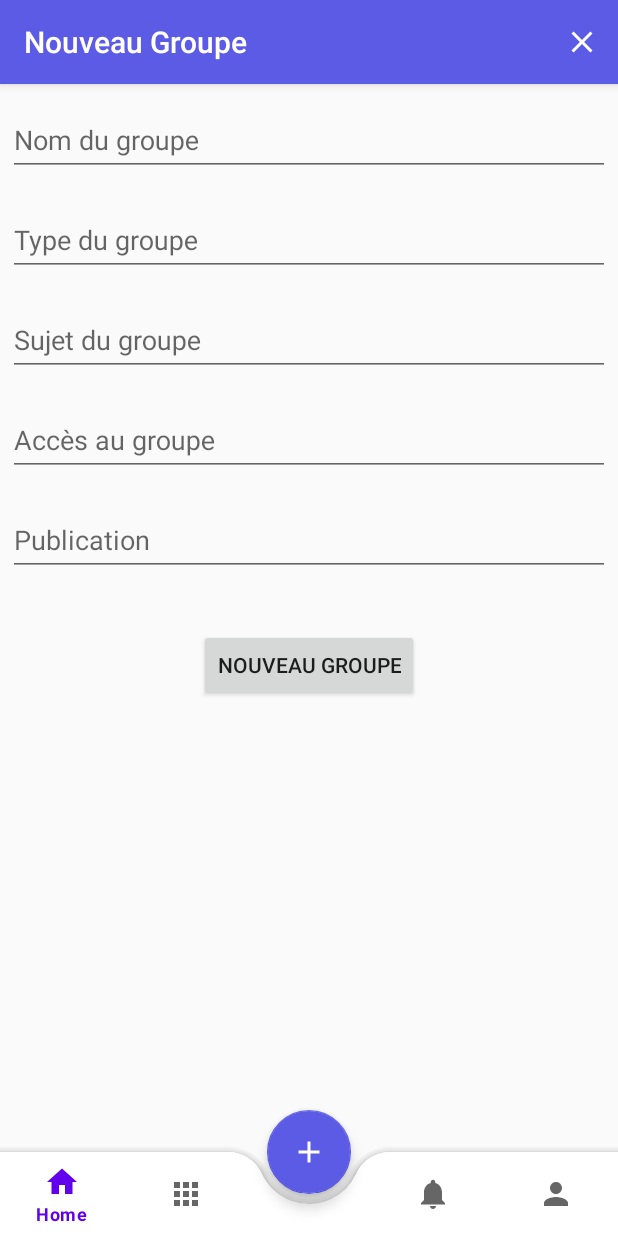
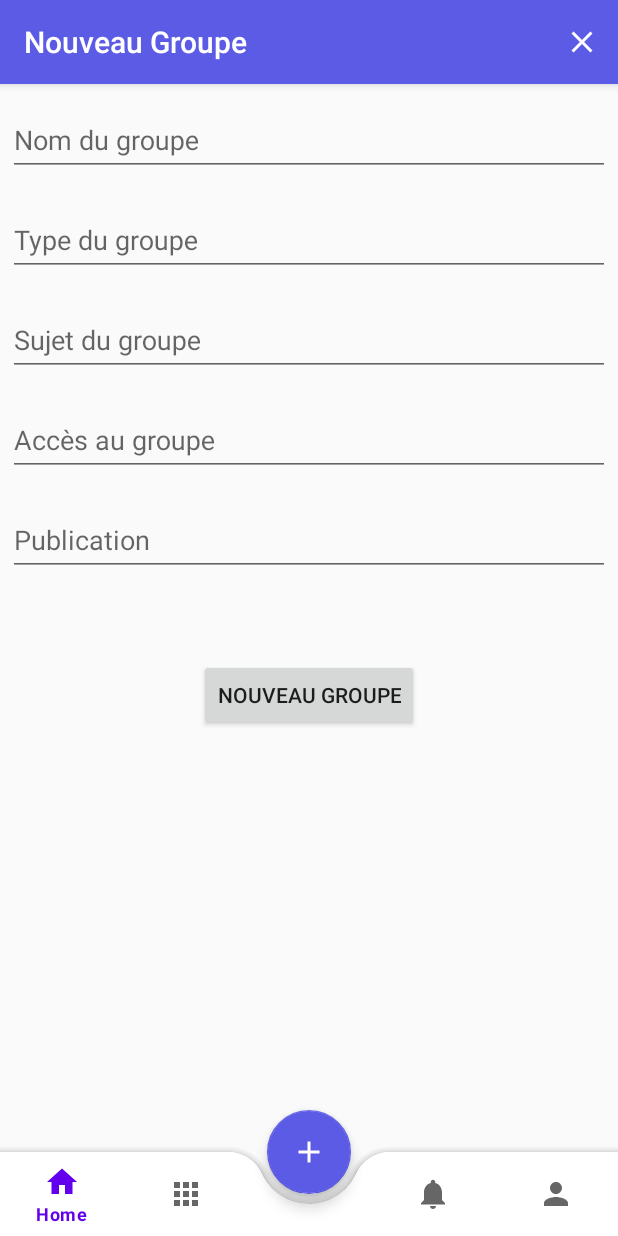
Before and after one commit to ETS-Android2/reseau-social-android, an Android app: the NewGroupFragment screen opened through its navigation route, on a phone screen of 412 x 824 dp. Run offline under Robolectric (Android 15) with nearby library versions, the phone set to English and light mode, and no system bars; our stand-ins replace navigation-ui; 2 statements that could not run were skipped.

Commit message:
Ajout padding formulaire new groupe

```diff
--- a/SocialMediaProject/app/src/main/res/layout/new_group_fragment.xml
+++ b/SocialMediaProject/app/src/main/res/layout/new_group_fragment.xml
@@ -114,7 +114,7 @@
                 android:layout_height="wrap_content"
 
                 android:layout_centerHorizontal="true"
-                android:layout_marginTop="30dp"
+                android:layout_marginTop="50dp"
                 android:layout_below="@+id/label_group_publication"
 
                 android:text="@string/btn_create_groupe"/>
```
